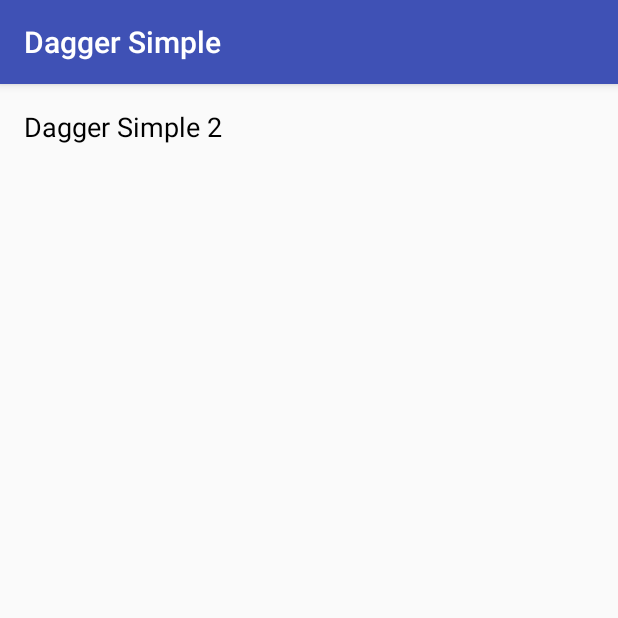
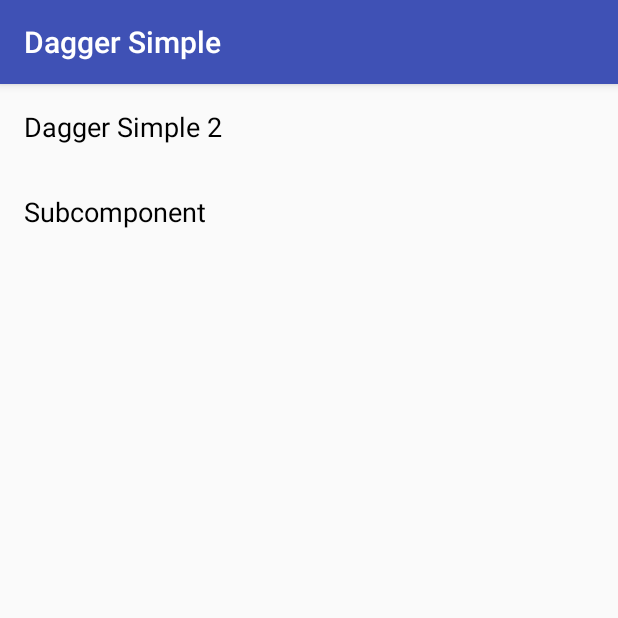
Before and after one commit to simple-jie/CodeMemory, an Android app: the screen it shows after launch (DaggerSimpleActivity), after a tap on "Dagger Simple", on a phone screen of 412 x 824 dp, the top half of it. Run offline under Robolectric (Android 15) with nearby library versions, the phone set to English and light mode, and no system bars; our stand-ins replace ButterKnife, Dagger/Hilt's generated code, RxJava.

Commit message:
no message

```diff
--- a/app/src/main/AndroidManifest.xml
+++ b/app/src/main/AndroidManifest.xml
@@ -28,6 +28,9 @@
             android:name=".presentation.dagger.DaggerSimple2Activity"
             android:label="@string/dagger_simple2">
         </activity>
+        <activity android:name=".presentation.dagger2.SubcomponentActivity"
+            android:label="@string/dagger_subcomponent">
+        </activity>
     </application>
 
 </manifest>
--- a/app/src/main/java/com/simple_jie/codememory/App.java
+++ b/app/src/main/java/com/simple_jie/codememory/App.java
@@ -5,6 +5,7 @@ import android.app.Application;
 import com.simple_jie.codememory.di.components.ApplicationComponent;
 import com.simple_jie.codememory.di.components.DaggerApplicationComponent;
 import com.simple_jie.codememory.di.modules.ApplicationModule;
+import com.simple_jie.codememory.di2.component.ApplicationComponent2;
 
 /**
  * Created by Xingbo.Jie on 21/3/17.
@@ -14,6 +15,7 @@ public class App extends Application {
 
     private static App instance;
     private ApplicationComponent applicationComponent;
+    private ApplicationComponent2 applicationComponent2;
 
     @Override
     public void onCreate() {
@@ -22,10 +24,15 @@ public class App extends Application {
         applicationComponent = DaggerApplicationComponent.builder()
                 .applicationModule(new ApplicationModule(this))
                 .build();
+
+//        applicationComponent2 = DaggerApplicationComponent2.create();
     }
 
 
     public static ApplicationComponent getApplicationComponent() {
         return instance.applicationComponent;
     }
+    public static ApplicationComponent2 getApplicationComponent2() {
+        return instance.applicationComponent2;
+    }
 }
--- /dev/null
+++ b/app/src/main/java/com/simple_jie/codememory/di2/component/ApplicationComponent2.java
@@ -0,0 +1,14 @@
+package com.simple_jie.codememory.di2.component;
+
+import com.simple_jie.codememory.presentation.dagger2.DataBase;
+import com.simple_jie.codememory.presentation.dagger2.SubcomponentActivity;
+
+/**
+ * Created by Xingbo.Jie on 27/3/17.
+ */
+//@Singleton
+//@Component(modules = {ApplicationModule.class, DatabaseModul.class})
+public interface ApplicationComponent2 {
+    DataBase database();
+    void inject(SubcomponentActivity activity);
+}
--- a/app/src/main/java/com/simple_jie/codememory/presentation/dagger/DaggerSimpleFragment.java
+++ b/app/src/main/java/com/simple_jie/codememory/presentation/dagger/DaggerSimpleFragment.java
@@ -115,4 +115,9 @@ public class DaggerSimpleFragment extends BaseFragment {
     void onSimple2Click() {
         navigator.goToDaggerSimple2(getContext());
     }
+
+    @OnClick(R.id.subcomponent)
+    void onSubcomponentClick() {
+        navigator.goToDaggerSubcomponent(getContext());
+    }
 }
--- /dev/null
+++ b/app/src/main/java/com/simple_jie/codememory/presentation/dagger2/DataBase.java
@@ -0,0 +1,8 @@
+package com.simple_jie.codememory.presentation.dagger2;
+
+/**
+ * Created by Xingbo.Jie on 27/3/17.
+ */
+
+public interface DataBase {
+}
--- a/app/src/main/java/com/simple_jie/codememory/utility/Navigator.java
+++ b/app/src/main/java/com/simple_jie/codememory/utility/Navigator.java
@@ -5,6 +5,7 @@ import android.content.Intent;
 
 import com.simple_jie.codememory.presentation.dagger.DaggerSimple2Activity;
 import com.simple_jie.codememory.presentation.dagger.DaggerSimpleActivity;
+import com.simple_jie.codememory.presentation.dagger2.SubcomponentActivity;
 
 import javax.inject.Inject;
 import javax.inject.Singleton;
@@ -27,4 +28,8 @@ public class Navigator {
     public void goToDaggerSimple2(Context context) {
         context.startActivity(new Intent(context, DaggerSimple2Activity.class));
     }
+
+    public void goToDaggerSubcomponent(Context context) {
+        context.startActivity(new Intent(context, SubcomponentActivity.class));
+    }
 }
--- a/app/src/main/res/layout/fragment_dagger.xml
+++ b/app/src/main/res/layout/fragment_dagger.xml
@@ -9,4 +9,9 @@
         style="@style/label"
         android:text="@string/dagger_simple2"/>
 
+    <TextView
+        android:id="@+id/subcomponent"
+        style="@style/label"
+        android:text="@string/dagger_subcomponent"/>
+
 </LinearLayout>
--- a/app/src/main/res/values/strings.xml
+++ b/app/src/main/res/values/strings.xml
@@ -92,4 +92,5 @@
     <string name="action_settings">Settings</string>
     <string name="dagger_simple">Dagger Simple</string>
     <string name="dagger_simple2">Dagger Simple 2</string>
+    <string name="dagger_subcomponent">Subcomponent</string>
 </resources>
```
Also changed, not shown: app/src/main/java/com/simple_jie/codememory/di2/component/DatabaseComponent.java (added, +16 -0 lines), app/src/main/java/com/simple_jie/codememory/di2/module/ApplicationModule.java (added, +11 -0 lines), app/src/main/java/com/simple_jie/codememory/di2/module/DatabaseImplModule.java (added, +15 -0 lines), app/src/main/java/com/simple_jie/codememory/di2/module/DatabaseModul.java (added, +25 -0 lines), app/src/main/java/com/simple_jie/codememory/presentation/dagger2/DataBaseImpl.java (added, +13 -0 lines), app/src/main/java/com/simple_jie/codememory/presentation/dagger2/SubcomponentActivity.java (added, +26 -0 lines), app/src/main/res/layout/activity_subcomponent.xml (added, +10 -0 lines).
